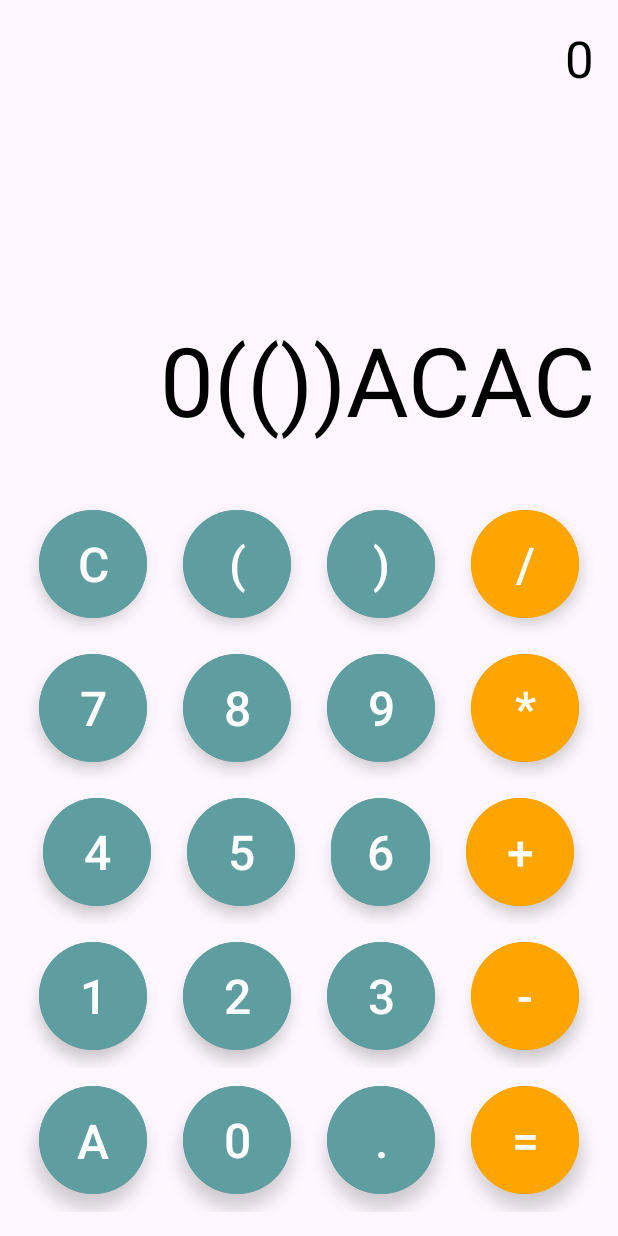
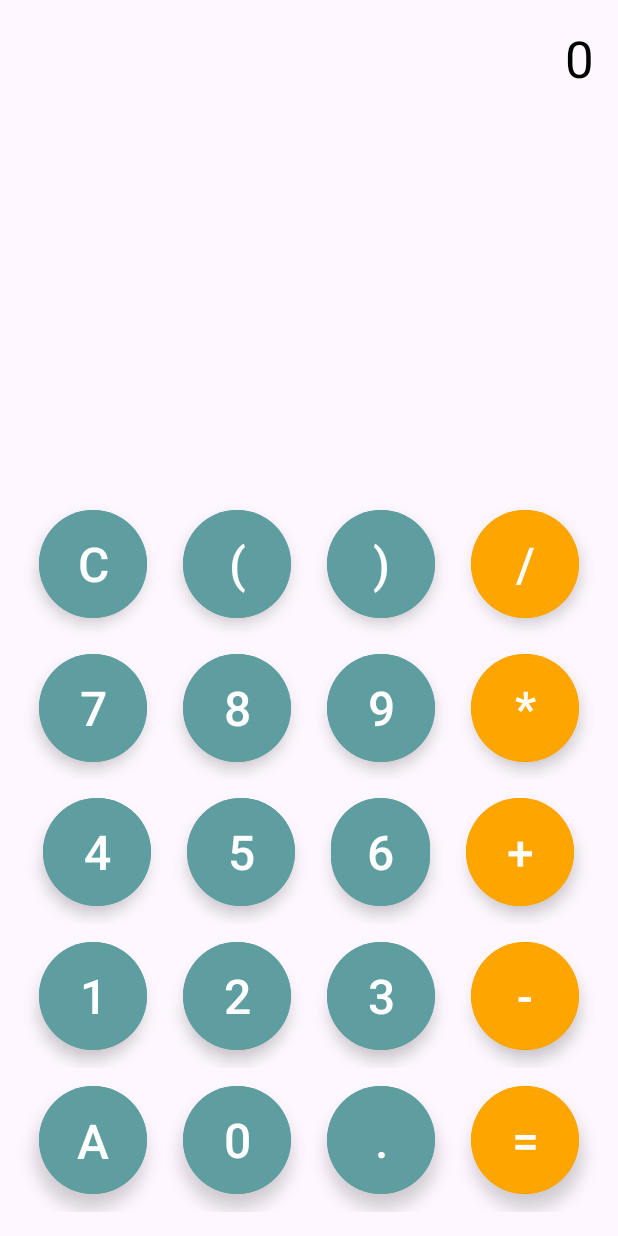
Before and after one commit to AjBisen/calculator, an Android app: the screen it shows after launch (MainActivity), after a tap on an icon or button, on a phone screen of 412 x 824 dp. Run offline under Robolectric (Android 15) with nearby library versions, the phone set to English and light mode, and no system bars; 3 other taps on this screen came first.

Commit message:
commit -m

```diff
--- a/app/src/main/java/com/example/eysecalculatar/MainActivity.java
+++ b/app/src/main/java/com/example/eysecalculatar/MainActivity.java
@@ -61,7 +61,7 @@ public class MainActivity extends AppCompatActivity implements View.OnClickListe
         String dataToCalculate = soliution.getText().toString();
         dataToCalculate = dataToCalculate + buttonText;
         soliution.setText(dataToCalculate);
-        if (buttonText.equals("A")) {
+        if (buttonText.equals("AC")) {
             soliution.setText("");
             result.setText("0");
             return;
```
